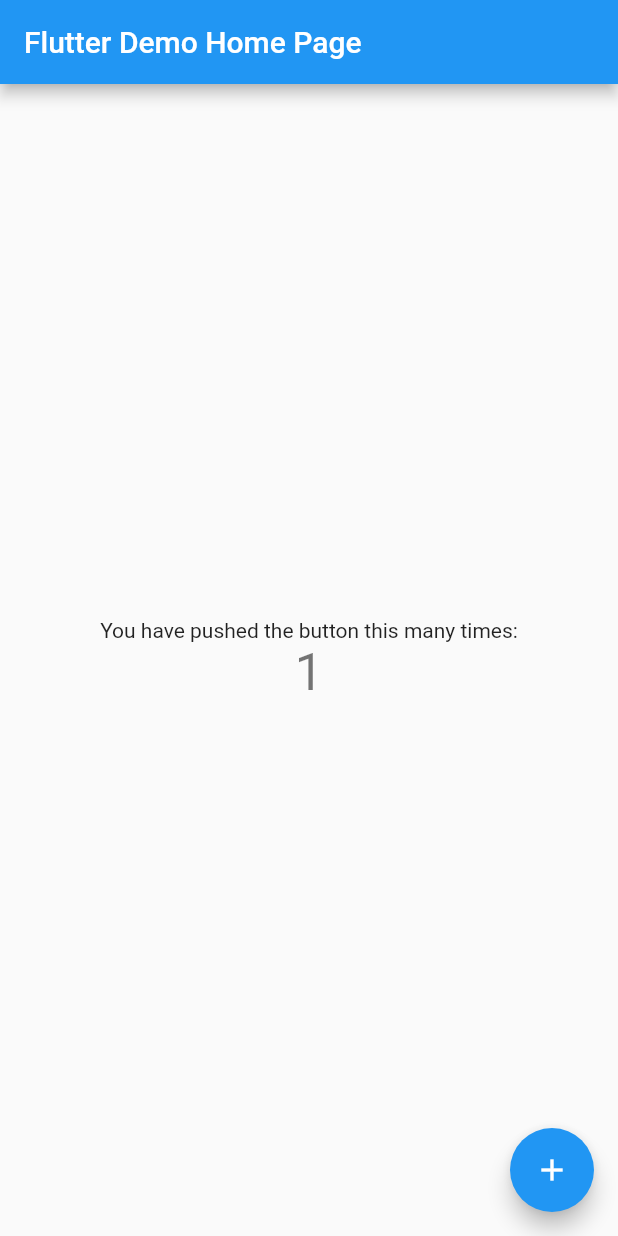
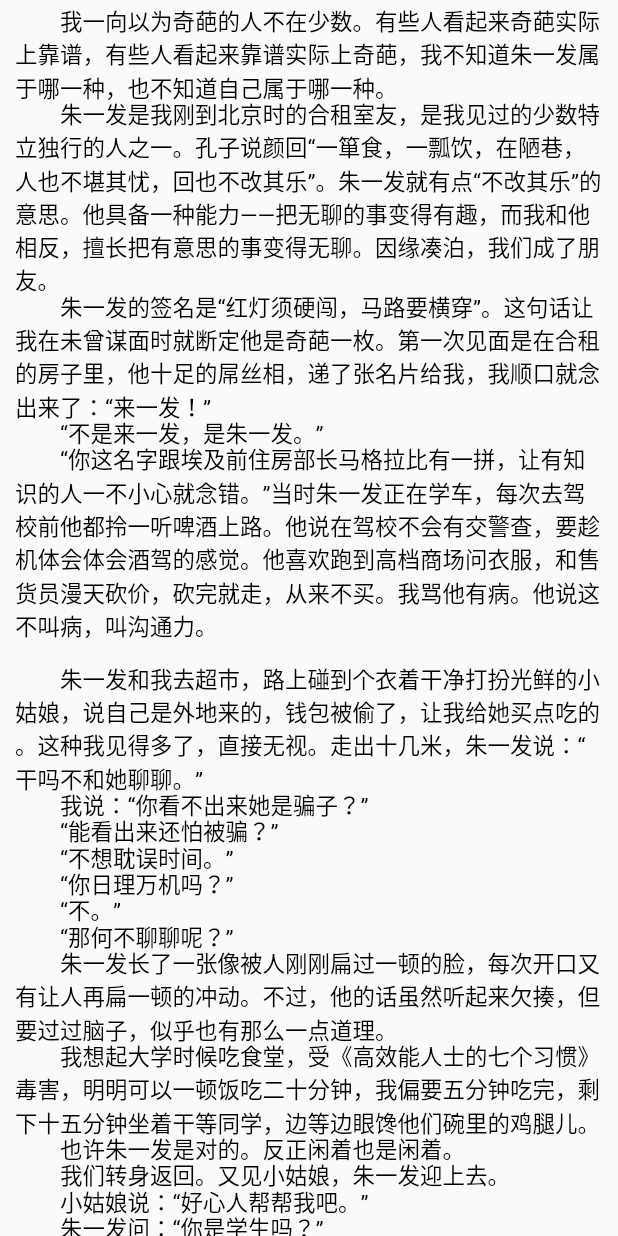
Before and after one commit to qiaoshouqing/flutter_reader, a Flutter app: the screen it shows after launch, after a tap on the "add" icon, on a phone screen of 412 x 824 dp. Run offline on Flutter 3.47's test engine with Material 2 defaults, Android fonts, the phone set to English and light mode, and no system bars.

Commit message:
简单实现了txt排版

```diff
--- /dev/null
+++ b/lib/bean/Line.dart
@@ -0,0 +1,8 @@
+
+class Line {
+
+  var lineStr;
+  var x;
+  var y;
+
+}
--- /dev/null
+++ b/lib/bean/Page.dart
@@ -0,0 +1,7 @@
+import 'Line.dart';
+
+class Page{
+
+  List<Line> lines = List();
+
+}
--- /dev/null
+++ b/lib/bean/Text.dart
@@ -0,0 +1,6 @@
+
+class Text {
+
+  var text;
+
+}
--- /dev/null
+++ b/lib/engine/TypeSetting.dart
@@ -0,0 +1,135 @@
+import 'package:flutter/material.dart';
+import 'package:flutter_reader/bean/Line.dart';
+import 'package:flutter_reader/bean/Page.dart';
+
+//排版类
+class TypeSetting {
+
+  static TextPainter initPainer(String str) {
+    final textStyle = TextStyle(
+      color: Colors.black,
+      fontSize: 15,
+      height: 1.7,
+    );
+    final textSpan = TextSpan(
+      text: str,
+      style: textStyle,
+    );
+    TextPainter painter = TextPainter(
+      text: textSpan,
+      textDirection: TextDirection.ltr,
+    );
+    return painter;
+  }
+
+  static List<Page> breakText(String str, TextPainter painter, BuildContext context) {
+    List<Page> pages = List();
+    Page page = new Page();
+
+    int length = str.length;
+    int offset = 0;
+    double currentLineX = 2 * getTextWidth(0, painter);
+    double currentLineY = getTopPadding(context);
+    double startX = getTextWidth(0, painter) * 2;
+    int startOffset = 0;
+    while (offset < length) {
+      var char = str.substring(offset, offset + 1);
+      double width = getTextWidth(offset, painter);
+      if (char == '\n' || char == '\r') {
+        Line line = new Line();
+        line.lineStr = str.substring(startOffset, offset);
+        line.y = currentLineY;
+        line.x = startX;
+        page.lines.add(line);
+        startOffset = offset + 1;
+        currentLineX = 2 * getTextWidth(0, painter);
+//        段首缩进
+        startX = 2 * getTextWidth(0, painter);
+        //因为要换行，提前赋值下一行Y坐标。
+        currentLineY += getTextHeight(offset, painter);
+        if (isNewPage(currentLineY, getTextHeight(offset, painter),
+            getScreenHeight(context))) {
+          pages.add(page);
+          page = new Page();
+          currentLineY = 0;
+        }
+      } else if (currentLineX + width > getLineWidth(context)) {
+        Line line = new Line();
+        line.lineStr = str.substring(startOffset, offset);
+        line.y = currentLineY;
+        line.x = startX;
+        page.lines.add(line);
+        startOffset = offset;
+        currentLineX = 0;
+        //无缩进
+        startX = 0;
+        //因为要换行，提前赋值下一行坐标。
+        currentLineY += getTextHeight(offset, painter);
+        if (isNewPage(currentLineY, getTextHeight(offset, painter),
+            getScreenHeight(context))) {
+          pages.add(page);
+          page = new Page();
+          currentLineY = 0;
+        }
+      }
+      currentLineX += width;
+      offset++;
+    }
+    pages.add(page);
+
+    print("page count:" + pages.length.toString());
+    for (int i = 0; i < pages.length; i++) {
+      print("page-" +
+          i.toString() +
+          " line count:" +
+          pages[i].lines.length.toString());
+      for (int j = 0; j < pages[i].lines.length; j++) {
+        print("lineStr:" + pages[i].lines[j].lineStr);
+      }
+    }
+    return pages;
+  }
+
+  ///如果下下行的Y大于屏幕宽度了则换一页开始，下一行是即将绘制的。之所以是下下行，因为是y是一行的顶部坐标。
+  static isNewPage(double currentY, double textHeight, double screenHeight) {
+    if (currentY + textHeight > screenHeight) {
+      return true;
+    }
+    return false;
+  }
+
+  static double getScreenHeight(BuildContext context) {
+    return MediaQuery.of(context).size.height - getBottomPadding(context);
+  }
+
+  static double getTextWidth(int offest, TextPainter painter) {
+    List<TextBox> textBoxList = painter.getBoxesForSelection(
+        new TextSelection(baseOffset: offest, extentOffset: offest + 1));
+    TextBox textBox = textBoxList.elementAt(0);
+    return textBox.right - textBox.left;
+  }
+
+  static double getTextHeight(int offest, TextPainter painter) {
+    List<TextBox> textBoxList = painter.getBoxesForSelection(
+        new TextSelection(baseOffset: offest, extentOffset: offest + 1));
+    TextBox textBox = textBoxList.elementAt(0);
+    return textBox.bottom - textBox.top;
+  }
+
+  static double getLineWidth(BuildContext context) {
+    return MediaQuery.of(context).size.width - getLeftRightPadding() * 2;
+  }
+
+  static double getLeftRightPadding() {
+    return 10;
+  }
+
+  static double getTopPadding(BuildContext context) {
+    return MediaQuery.of(context).padding.top;
+  }
+
+  static double getBottomPadding(BuildContext context) {
+    return MediaQuery.of(context).padding.bottom;
+  }
+
+}
--- a/lib/main.dart
+++ b/lib/main.dart
@@ -1,23 +1,14 @@
 import 'package:flutter/material.dart';
+import 'package:flutter_reader/page/ReaderPage.dart';
 
 void main() => runApp(MyApp());
 
 class MyApp extends StatelessWidget {
-  // This widget is the root of your application.
   @override
   Widget build(BuildContext context) {
     return MaterialApp(
       title: 'Flutter Demo',
       theme: ThemeData(
-        // This is the theme of your application.
-        //
-        // Try running your application with "flutter run". You'll see the
-        // application has a blue toolbar. Then, without quitting the app, try
-        // changing the primarySwatch below to Colors.green and then invoke
-        // "hot reload" (press "r" in the console where you ran "flutter run",
-        // or simply save your changes to "hot reload" in a Flutter IDE).
-        // Notice that the counter didn't reset back to zero; the application
-        // is not restarted.
         primarySwatch: Colors.blue,
       ),
       home: MyHomePage(title: 'Flutter Demo Home Page'),
@@ -28,15 +19,6 @@
 class MyHomePage extends StatefulWidget {
   MyHomePage({Key key, this.title}) : super(key: key);
 
-  // This widget is the home page of your application. It is stateful, meaning
-  // that it has a State object (defined below) that contains fields that affect
-  // how it looks.
-
-  // This class is the configuration for the state. It holds the values (in this
-  // case the title) provided by the parent (in this case the App widget) and
-  // used by the build method of the State. Fields in a Widget subclass are
-  // always marked "final".
-
   final String title;
 
   @override
@@ -44,66 +26,31 @@
 }
 
 class _MyHomePageState extends State<MyHomePage> {
-  int _counter = 0;
 
   void _incrementCounter() {
-    setState(() {
-      // This call to setState tells the Flutter framework that something has
-      // changed in this State, which causes it to rerun the build method below
-      // so that the display can reflect the updated values. If we changed
-      // _counter without calling setState(), then the build method would not be
-      // called again, and so nothing would appear to happen.
-      _counter++;
-    });
+    Navigator.push(
+        context,
+        new MaterialPageRoute(builder: (context) => new ReaderPage()));
   }
 
   @override
   Widget build(BuildContext context) {
-    // This method is rerun every time setState is called, for instance as done
-    // by the _incrementCounter method above.
-    //
-    // The Flutter framework has been optimized to make rerunning build methods
-    // fast, so that you can just rebuild anything that needs updating rather
-    // than having to individually change instances of widgets.
     return Scaffold(
       appBar: AppBar(
-        // Here we take the value from the MyHomePage object that was created by
-        // the App.build method, and use it to set our appbar title.
         title: Text(widget.title),
       ),
       body: Center(
-        // Center is a layout widget. It takes a single child and positions it
-        // in the middle of the parent.
         child: Column(
-          // Column is also a layout widget. It takes a list of children and
-          // arranges them vertically. By default, it sizes itself to fit its
-          // children horizontally, and tries to be as tall as its parent.
-          //
-          // Invoke "debug painting" (press "p" in the console, choose the
-          // "Toggle Debug Paint" action from the Flutter Inspector in Android
-          // Studio, or the "Toggle Debug Paint" command in Visual Studio Code)
-          // to see the wireframe for each widget.
-          //
-          // Column has various properties to control how it sizes itself and
-          // how it positions its children. Here we use mainAxisAlignment to
-          // center the children vertically; the main axis here is the vertical
-          // axis because Columns are vertical (the cross axis would be
-          // horizontal).
           mainAxisAlignment: MainAxisAlignment.center,
           children: <Widget>[
             Text(
-              'You have pushed the button this many times:',
-            ),
-            Text(
-              '$_counter',
-              style: Theme.of(context).textTheme.display1,
+              '时间一分一秒的过去了，难道你真的不在乎吗？',
             ),
           ],
         ),
       ),
       floatingActionButton: FloatingActionButton(
         onPressed: _incrementCounter,
-        tooltip: 'Increment',
         child: Icon(Icons.add),
       ), // This trailing comma makes auto-formatting nicer for build methods.
     );
--- /dev/null
+++ b/lib/page/ReaderPage.dart
@@ -0,0 +1,109 @@
+import 'package:flutter/material.dart';
+import 'package:flutter_reader/bean/Line.dart';
+import 'package:flutter_reader/bean/Page.dart';
+import 'package:flutter_reader/engine/TypeSetting.dart';
+
+class ReaderPage extends StatefulWidget {
+  @override
+  ReaderPageState createState() => ReaderPageState();
+}
+
+class ReaderPageState extends State<ReaderPage> {
+  String str =
+      "我一向以为奇葩的人不在少数。有些人看起来奇葩实际上靠谱，有些人看起来靠谱实际上奇葩，我不知道朱一发属于哪一种，也不知道自己属于哪一种。\n朱一发是我刚到北京时的合租室友，是我见过的少数特立独行的人之一。孔子说颜回“一箪食，一瓢饮，在陋巷，人也不堪其忧，回也不改其乐”。朱一发就有点“不改其乐”的意思。他具备一种能力——把无聊的事变得有趣，而我和他相反，擅长把有意思的事变得无聊。因缘凑泊，我们成了朋友。\n朱一发的签名是“红灯须硬闯，马路要横穿”。这句话让我在未曾谋面时就断定他是奇葩一枚。第一次见面是在合租的房子里，他十足的屌丝相，递了张名片给我，我顺口就念出来了：“来一发！”\n“不是来一发，是朱一发。”\n“你这名字跟埃及前住房部长马格拉比有一拼，让有知识的人一不小心就念错。”当时朱一发正在学车，每次去驾校前他都拎一听啤酒上路。他说在驾校不会有交警查，要趁机体会体会酒驾的感觉。他喜欢跑到高档商场问衣服，和售货员漫天砍价，砍完就走，从来不买。我骂他有病。他说这不叫病，叫沟通力。\n\n朱一发和我去超市，路上碰到个衣着干净打扮光鲜的小姑娘，说自己是外地来的，钱包被偷了，让我给她买点吃的。这种我见得多了，直接无视。走出十几米，朱一发说：“干吗不和她聊聊。”\n我说：“你看不出来她是骗子？”\n“能看出来还怕被骗？”\n“不想耽误时间。”\n“你日理万机吗？”\n“不。”\n“那何不聊聊呢？”\n朱一发长了一张像被人刚刚扁过一顿的脸，每次开口又有让人再扁一顿的冲动。不过，他的话虽然听起来欠揍，但要过过脑子，似乎也有那么一点道理。\n我想起大学时候吃食堂，受《高效能人士的七个习惯》毒害，明明可以一顿饭吃二十分钟，我偏要五分钟吃完，剩下十五分钟坐着干等同学，边等边眼馋他们碗里的鸡腿儿。\n也许朱一发是对的。反正闲着也是闲着。\n我们转身返回。又见小姑娘，朱一发迎上去。\n小姑娘说：“好心人帮帮我吧。”\n朱一发问：“你是学生吗？”\n“是的，大四，准备考研呢。”\n“那我问你，中国革命的三大法宝是什么？”\n小姑娘摇摇头，一脸茫然。\n“知道任汝芬是谁吗？”\n小姑娘急了：“不给就算了，带这样欺负人的吗！”\n朱一发笑了：“你想吃什么，我给你买。”\n“肯德基。”\n我和朱一发面面相觑，他冲我递了个无辜的眼神。\n“妹子，你吓到我了，你看我们这身打扮像吃得起肯德基的人吗，我们只吃得起方便面。”\n其实朱一发有时周末在家加班，一天12小时不离电脑，三顿肯德基。\n“那你给我几块钱，我自己买吧。”\n“你不会是骗子吧？”\n“我这有身份证，还有学生证，你看。”小姑娘娴熟地掏出证件。学生证是人大的，五块钱的那种。\n“哎呦，原来是学妹”，朱一发也掏出自己办的人大学生证，“他也是人大的，把证拿出来给师妹瞧瞧。”\n我从书包里翻出北外的学生证。\n“他不是说你也是人大的吗？”\n“对，我是人大的，但我出门一般带这个证，这个证比人大的值钱，人大的五块，这个十块。”\n小姑娘反应过来，脸“刷”一下就挂不住了。朱一发生气地冲我说：“去去去，别欺负人家。”然后真的带小姑娘去吃了肯德基。\n吃完，小姑娘大概明白被我们看破了身份，也不再提额外的要求，千恩万谢地告辞。走了几步，朱一发叫住她：“妹子，你还年轻，别耽误了。”\n小姑娘愣住，眼圈登时就红了。\n两年后的今天我才学会“人艰不拆”这个词，回想起来，朱一发那时已经做到了。他比我高明的地方，只有这么一点。\n可单单这么一点，就是不小的距离。";
+  List<Page> pages;
+
+  @override
+  void initState() {
+    // TODO: implement initState
+    super.initState();
+  }
+
+  BuildContext scaffoldContext;
+
+  @override
+  Widget build(BuildContext context) {
+    TextPainter painter = TypeSetting.initPainer(str);
+    painter.layout(minWidth: 0, maxWidth: TypeSetting.getLineWidth(context));
+    pages = TypeSetting.breakText(str, painter, context);
+
+    return Scaffold(body: Builder(
+        // Create an inner BuildContext so that the onPressed methods
+        // can refer to the Scaffold with Scaffold.of().
+        builder: (BuildContext context) {
+      scaffoldContext = context;
+      return new PageView.custom(
+        childrenDelegate: new SliverChildBuilderDelegate(
+          (context, index) {
+//            if (index >= pages.length) {}
+            print("build index:" + index.toString());
+            return CustomPaint(
+              size: Size(MediaQuery.of(context).size.width,
+                  MediaQuery.of(context).size.height),
+              painter: MyPainter(scaffoldContext, index, pages),
+            );
+          },
+        ),
+      );
+    }));
+  }
+
+//  _showTip() {
+//    final snackbar = SnackBar(
+//      content: Text("已经是最后一页了"),
+//      duration: Duration(seconds: 20),
+//      action: SnackBarAction(
+//          label: "关闭",
+//          onPressed: () {
+//            Scaffold.of(context)
+//                .removeCurrentSnackBar(reason: SnackBarClosedReason.dismiss);
+//          }),
+//    );
+//    Scaffold.of(context).showSnackBar(snackbar);
+//  }
+}
+
+class MyPainter extends CustomPainter {
+  String str =
+      "我一向以为奇葩的人不在少数。有些人看起来奇葩实际上靠谱，有些人看起来靠谱实际上奇葩，我不知道朱一发属于哪一种，也不知道自己属于哪一种。\n朱一发是我刚到北京时的合租室友，是我见过的少数特立独行的人之一。孔子说颜回“一箪食，一瓢饮，在陋巷，人也不堪其忧，回也不改其乐”。朱一发就有点“不改其乐”的意思。他具备一种能力——把无聊的事变得有趣，而我和他相反，擅长把有意思的事变得无聊。因缘凑泊，我们成了朋友。\n朱一发的签名是“红灯须硬闯，马路要横穿”。这句话让我在未曾谋面时就断定他是奇葩一枚。第一次见面是在合租的房子里，他十足的屌丝相，递了张名片给我，我顺口就念出来了：“来一发！”\n“不是来一发，是朱一发。”\n“你这名字跟埃及前住房部长马格拉比有一拼，让有知识的人一不小心就念错。”当时朱一发正在学车，每次去驾校前他都拎一听啤酒上路。他说在驾校不会有交警查，要趁机体会体会酒驾的感觉。他喜欢跑到高档商场问衣服，和售货员漫天砍价，砍完就走，从来不买。我骂他有病。他说这不叫病，叫沟通力。\n\n朱一发和我去超市，路上碰到个衣着干净打扮光鲜的小姑娘，说自己是外地来的，钱包被偷了，让我给她买点吃的。这种我见得多了，直接无视。走出十几米，朱一发说：“干吗不和她聊聊。”\n我说：“你看不出来她是骗子？”\n“能看出来还怕被骗？”\n“不想耽误时间。”\n“你日理万机吗？”\n“不。”\n“那何不聊聊呢？”\n朱一发长了一张像被人刚刚扁过一顿的脸，每次开口又有让人再扁一顿的冲动。不过，他的话虽然听起来欠揍，但要过过脑子，似乎也有那么一点道理。\n我想起大学时候吃食堂，受《高效能人士的七个习惯》毒害，明明可以一顿饭吃二十分钟，我偏要五分钟吃完，剩下十五分钟坐着干等同学，边等边眼馋他们碗里的鸡腿儿。\n也许朱一发是对的。反正闲着也是闲着。\n我们转身返回。又见小姑娘，朱一发迎上去。\n小姑娘说：“好心人帮帮我吧。”\n朱一发问：“你是学生吗？”\n“是的，大四，准备考研呢。”\n“那我问你，中国革命的三大法宝是什么？”\n小姑娘摇摇头，一脸茫然。\n“知道任汝芬是谁吗？”\n小姑娘急了：“不给就算了，带这样欺负人的吗！”\n朱一发笑了：“你想吃什么，我给你买。”\n“肯德基。”\n我和朱一发面面相觑，他冲我递了个无辜的眼神。\n“妹子，你吓到我了，你看我们这身打扮像吃得起肯德基的人吗，我们只吃得起方便面。”\n其实朱一发有时周末在家加班，一天12小时不离电脑，三顿肯德基。\n“那你给我几块钱，我自己买吧。”\n“你不会是骗子吧？”\n“我这有身份证，还有学生证，你看。”小姑娘娴熟地掏出证件。学生证是人大的，五块钱的那种。\n“哎呦，原来是学妹”，朱一发也掏出自己办的人大学生证，“他也是人大的，把证拿出来给师妹瞧瞧。”\n我从书包里翻出北外的学生证。\n“他不是说你也是人大的吗？”\n“对，我是人大的，但我出门一般带这个证，这个证比人大的值钱，人大的五块，这个十块。”\n小姑娘反应过来，脸“刷”一下就挂不住了。朱一发生气地冲我说：“去去去，别欺负人家。”然后真的带小姑娘去吃了肯德基。\n吃完，小姑娘大概明白被我们看破了身份，也不再提额外的要求，千恩万谢地告辞。走了几步，朱一发叫住她：“妹子，你还年轻，别耽误了。”\n小姑娘愣住，眼圈登时就红了。\n两年后的今天我才学会“人艰不拆”这个词，回想起来，朱一发那时已经做到了。他比我高明的地方，只有这么一点。\n可单单这么一点，就是不小的距离。";
+
+  BuildContext context;
+  int pageIndex;
+  TextPainter textPainter;
+  List<Page> pages;
+
+  MyPainter(BuildContext context, int index, List<Page> pages) {
+    this.context = context;
+    this.pageIndex = index;
+    this.pages = pages;
+  }
+
+  @override
+  void paint(Canvas canvas, Size size) {
+    //开始绘制
+    if (pageIndex >= pages.length) {
+      pageIndex = pages.length - 1;
+    }
+
+    print("开始绘制：pageIndex:" + pageIndex.toString());
+    _paintPage(pages, textPainter, canvas, size);
+    print("结束绘制：pageIndex:" + pageIndex.toString());
+  }
+
+  _paintPage(List<Page> pages, TextPainter painter, Canvas canvas, Size size) {
+    for (int i = 0; i < pages[pageIndex].lines.length; i++) {
+      painter = TypeSetting.initPainer(pages[pageIndex].lines[i].lineStr);
+      painter.layout(minWidth: 0, maxWidth: TypeSetting.getLineWidth(context));
+      painter.paint(
+          canvas,
+          Offset(
+              TypeSetting.getLeftRightPadding() + pages[pageIndex].lines[i].x,
+              pages[0].lines[i].y));
+    }
+  }
+
+  @override
+  bool shouldRepaint(CustomPainter old) {
+    return false;
+  }
+}
```
Also changed, not shown: 1 other file.
